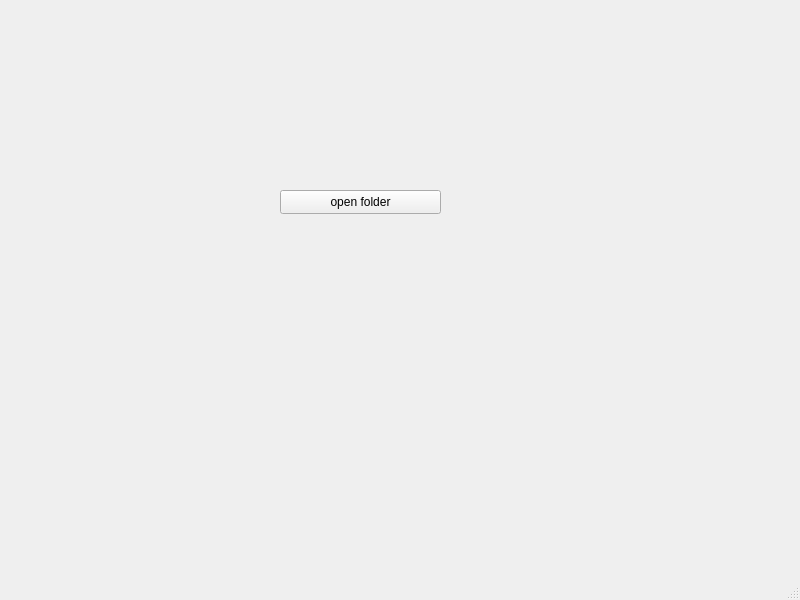
Old version of the form 353505/Брикун Д.С./LabWork_3/Task_5/mainwindow.ui in the repository zhuchok12/Fundamentals-of-algorithmization-and-programming.
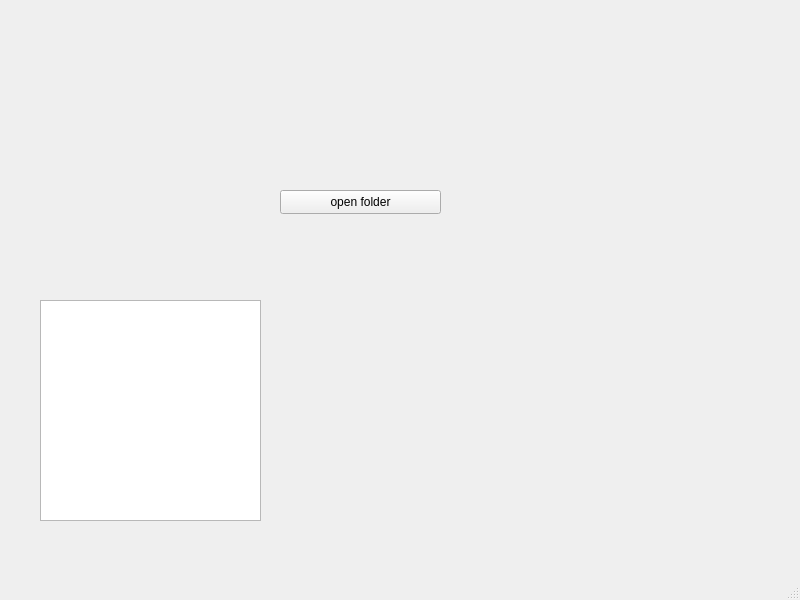
New version of the form.

Diff of the .ui file:
```diff
--- a/353505/Брикун Д.С./LabWork_3/Task_5/mainwindow.ui
+++ b/353505/Брикун Д.С./LabWork_3/Task_5/mainwindow.ui
@@ -53,6 +53,16 @@
      <string>open folder</string>
     </property>
    </widget>
+   <widget class="QTreeView" name="treeView">
+    <property name="geometry">
+     <rect>
+      <x>40</x>
+      <y>300</y>
+      <width>221</width>
+      <height>221</height>
+     </rect>
+    </property>
+   </widget>
   </widget>
   <widget class="QMenuBar" name="menubar">
    <property name="geometry">
```
Left out of the diff: 2 changed lines with no effect on the pictures.
